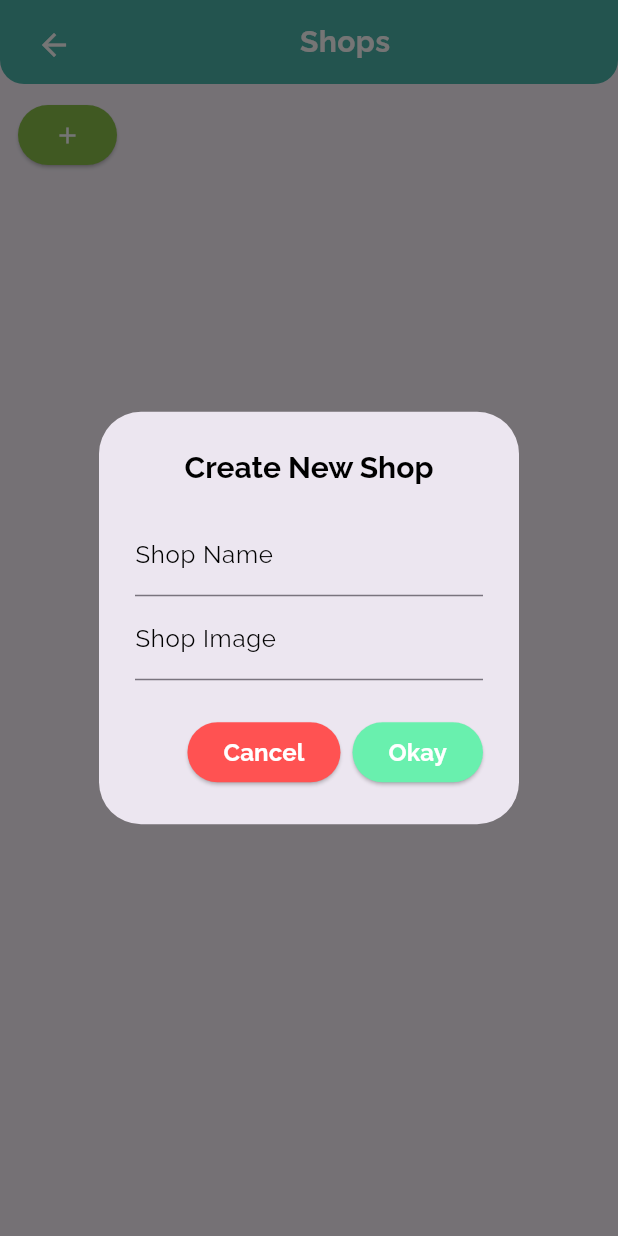
After one commit to baolqpit/PetCare-App, a Flutter app: the ShopScreen screen opened directly, after a tap on the "add" icon, on a phone screen of 412 x 824 dp. The commit adds this screen. Run offline on Flutter 3.47's test engine with Material 3 defaults, Android fonts, the phone set to English and light mode, and no system bars; our stand-ins replace animated_splash_screen, carousel_slider, dio, firebase_auth, firebase_core, flutter_svg and 4 more; missing offline and left inert: email_otp; accounts and stored records are empty.

Commit message:
Build Alert Dialog And Shops Screen

```diff
--- a/lib/controllers/pet_store_controller.dart
+++ b/lib/controllers/pet_store_controller.dart
@@ -30,4 +30,15 @@ class PetStoreController extends GetxController {
         .toList();
     appController.isLoading.value = false;
   }
+
+  ///CREATE SHOP
+  createNewShop() async {
+    appController.isLoading.value = true;
+    Map<String, dynamic> data = {
+
+    };
+    await PetStoreApi().createNewShop(data: data);
+    appController.isLoading.value = false;
+  }
+
 }
--- a/lib/screens/pet_store_screens/list_buttons_function.dart
+++ b/lib/screens/pet_store_screens/list_buttons_function.dart
@@ -2,6 +2,7 @@ import 'package:flutter/material.dart';
 import 'package:flutter_svg/flutter_svg.dart';
 import 'package:get/get.dart';
 import 'package:petcare_app_management/constants/Constants.dart';
+import 'package:petcare_app_management/screens/pet_store_screens/shops/shop_screen.dart';
 import 'package:petcare_app_management/share/Colors/app_color.dart';
 import 'package:petcare_app_management/share/Images/images.dart';
 import 'package:petcare_app_management/share/Widgets/apptext.dart';
@@ -25,6 +26,12 @@ class _ListButtonsFunctionState extends State<ListButtonsFunction> {
         spacing: Dimens.sizeValue10,
         direction: Axis.horizontal,
         children: <Widget>[
+          _buildButtonComponent(
+              imgURL: Images.pet_store_svg,
+              buttonName: 'Shops',
+              function: () => Get.to(ShopScreen()),
+              textColor: AppColor.white,
+              containerColor: AppColor.blue),
           _buildButtonComponent(
               imgURL: Images.sale_svg,
               buttonName: 'Sale',
@@ -56,9 +63,10 @@ class _ListButtonsFunctionState extends State<ListButtonsFunction> {
       required String buttonName,
       Color? svgColor,
       Color? textColor,
-      Color? containerColor}) {
+      Color? containerColor,
+      Function()? function}) {
     return GestureDetector(
-      onTap: () {},
+      onTap: function,
       child: Container(
         width: 120,
         padding: EdgeInsets.all(Dimens.padding_8),
--- a/lib/screens/pet_store_screens/pet_store_screen.dart
+++ b/lib/screens/pet_store_screens/pet_store_screen.dart
@@ -36,7 +36,7 @@ class _PetStoreScreenState extends State<PetStoreScreen> {
   @override
   Widget build(BuildContext context) {
     return Obx(() => appController.isLoading.value &&
-            petStoreController.productList.value != null
+            petStoreController.productList != null
         ? LoadingScreen()
         : SingleChildScrollView(
           child: Container(
--- /dev/null
+++ b/lib/screens/pet_store_screens/shops/create_shop_dialog.dart
@@ -0,0 +1,39 @@
+import 'package:flutter/material.dart';
+import 'package:get/get.dart';
+import 'package:petcare_app_management/share/Colors/app_color.dart';
+import 'package:petcare_app_management/share/Dimens/dimens.dart';
+import 'package:petcare_app_management/share/Widgets/apptext.dart';
+import 'package:petcare_app_management/share/Widgets/dialog.dart';
+
+class CreateShopDialog extends StatefulWidget {
+  const CreateShopDialog({super.key});
+
+  @override
+  State<CreateShopDialog> createState() => _CreateShopDialogState();
+}
+
+class _CreateShopDialogState extends State<CreateShopDialog> {
+  final TextEditingController shopNameController = TextEditingController();
+  final TextEditingController shopURLController = TextEditingController();
+
+  @override
+  Widget build(BuildContext context) {
+    return showAlertDialog(
+      title: 'Create New Shop',
+      context: context,
+      onSubmitFunction: () {},
+      widget: Column(
+        children: <Widget>[
+          TextField(
+            controller: shopNameController,
+            decoration: InputDecoration(label: AppText(content: 'Shop Name')),
+          ),
+          TextField(
+            controller: shopURLController,
+            decoration: InputDecoration(label: AppText(content: 'Shop Image')),
+          ),
+        ],
+      ),
+    );
+  }
+}
--- /dev/null
+++ b/lib/screens/pet_store_screens/shops/shop_screen.dart
@@ -0,0 +1,51 @@
+import 'package:flutter/material.dart';
+import 'package:get/get.dart';
+import 'package:petcare_app_management/screens/pet_store_screens/shops/create_shop_dialog.dart';
+import 'package:petcare_app_management/share/Colors/app_color.dart';
+import 'package:petcare_app_management/share/Dimens/dimens.dart';
+import 'package:petcare_app_management/share/Widgets/apptext.dart';
+import 'package:petcare_app_management/share/Widgets/custom_app_bar.dart';
+
+class ShopScreen extends StatefulWidget {
+  const ShopScreen({super.key});
+
+  @override
+  State<ShopScreen> createState() => _ShopScreenState();
+}
+
+class _ShopScreenState extends State<ShopScreen> {
+  @override
+  Widget build(BuildContext context) {
+    return Scaffold(
+      appBar: CustomAppBar(title: 'Shops', showReturnButton: true),
+      body: Padding(
+        padding: const EdgeInsets.symmetric(
+            horizontal: Dimens.padding_horizontal,
+            vertical: Dimens.padding_vertical),
+        child: Column(
+          children: <Widget>[
+            Container(
+              child: _buildAddShopButton(),
+            )
+          ],
+        ),
+      ),
+    );
+  }
+
+  _buildAddShopButton() {
+    return ElevatedButton(
+        onPressed: () {
+          showDialog(
+              context: context,
+              builder: (context) {
+                return CreateShopDialog();
+              });
+        },
+        style: ElevatedButton.styleFrom(backgroundColor: AppColor.green),
+        child: Icon(
+          Icons.add,
+          color: AppColor.white,
+        ));
+  }
+}
--- a/lib/share/Colors/app_color.dart
+++ b/lib/share/Colors/app_color.dart
@@ -10,6 +10,9 @@ class AppColor {
     static const orange = Colors.deepOrange;
     static const purple = Colors.purpleAccent;
     static const green = Colors.lightGreen;
+    static const blue = Colors.blueAccent;
+    static const submitColor = Colors.greenAccent;
+    static const cancelColor = Colors.redAccent;
 
     static List<Color> purpleGradient = [
         Color(0xFF663399), // Deep purple (start color)
--- a/lib/share/Widgets/dialog.dart
+++ b/lib/share/Widgets/dialog.dart
@@ -1,5 +1,6 @@
 import 'package:flutter/cupertino.dart';
 import 'package:flutter/material.dart';
+import 'package:flutter/widgets.dart';
 import 'package:get/get.dart';
 import 'package:petcare_app_management/share/Colors/app_color.dart';
 import 'package:petcare_app_management/share/Dimens/dimens.dart';
@@ -71,3 +72,34 @@ showSnackBar({required BuildContext context, required String content}) {
     content: AppText(content: content),
   ));
 }
+
+///SHOW ALERT DIALOG
+showAlertDialog({required BuildContext context, String? title, required Function()? onSubmitFunction, required Widget widget}){
+    return AlertDialog(
+      title: Center(
+          child: AppText(
+            content: title ?? "",
+            fontWeight: FontWeight.bold,
+            textSize: Dimens.font_size_title,
+          )),
+      content: IntrinsicHeight(
+        child: widget
+      ),
+      actions: <Widget>[
+        ElevatedButton(
+            style: ElevatedButton.styleFrom(backgroundColor: AppColor.cancelColor),
+            onPressed: () => Get.back(),
+            child: AppText(content: 'Cancel', color: AppColor.white, fontWeight: FontWeight.bold,)),
+        ElevatedButton(
+          onPressed: onSubmitFunction,
+          child: AppText(
+            content: 'Okay',
+            color: AppColor.white,
+            fontWeight: FontWeight.bold,
+          ),
+          style: ElevatedButton.styleFrom(
+              backgroundColor: AppColor.submitColor),
+        )
+      ],
+    );
+}
```
